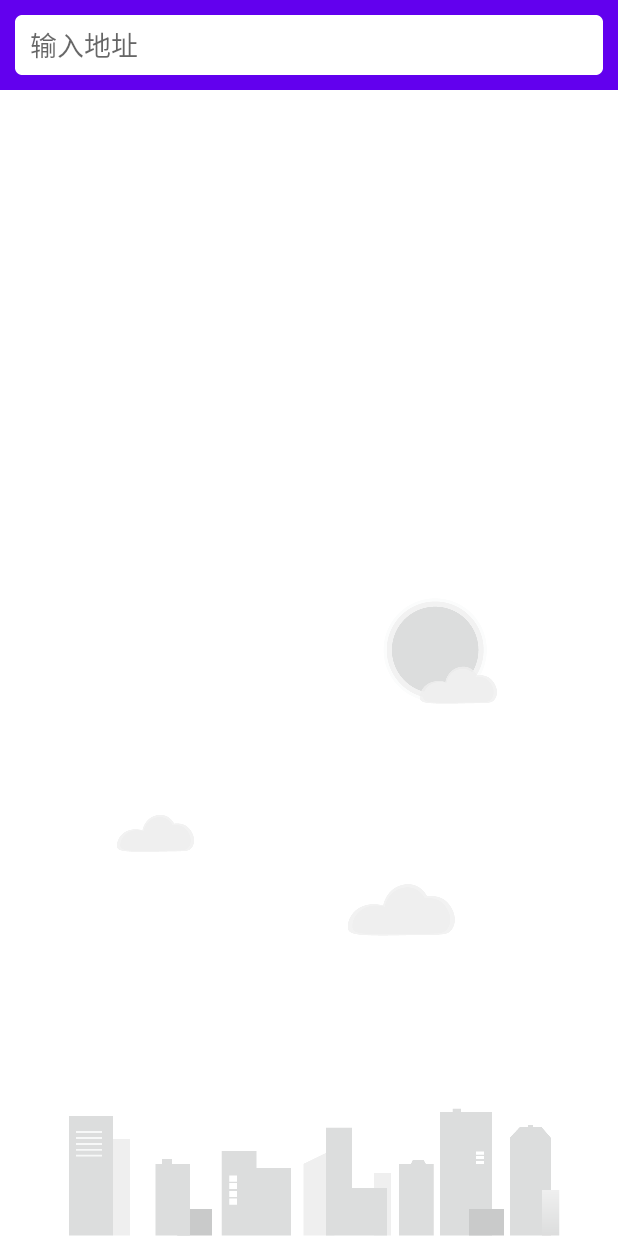
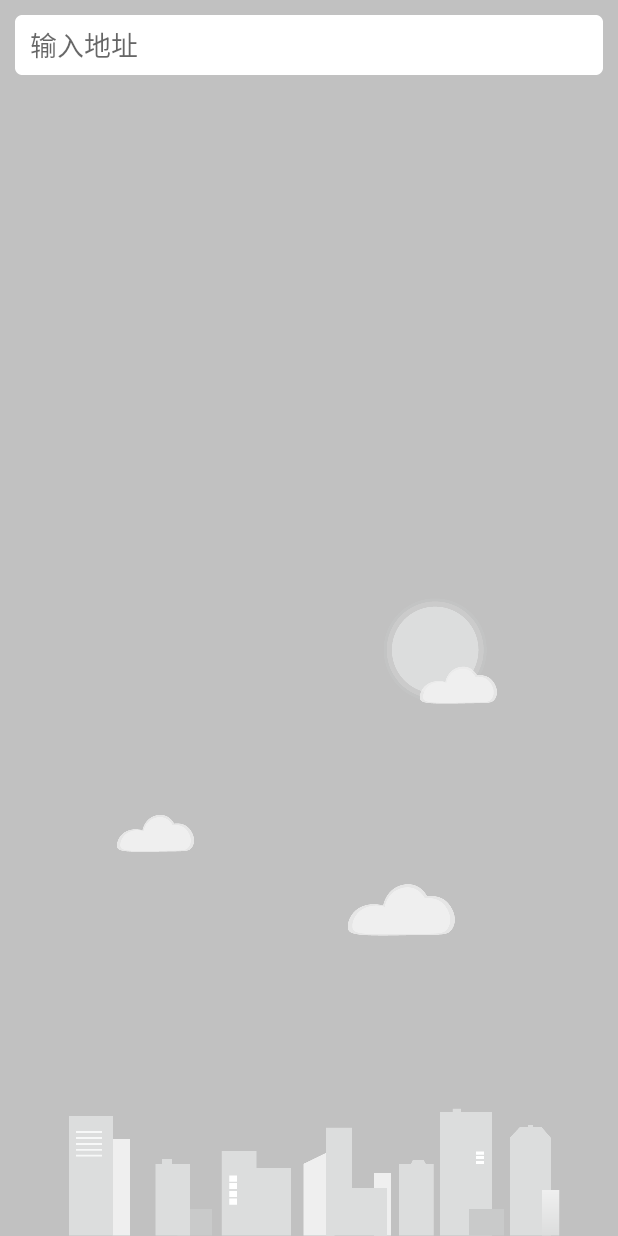
Before and after one commit to android-little-boy/SunnyWeather, an Android app: the screen it shows after launch (MainActivity), on a phone screen of 412 x 824 dp. Run offline under Robolectric (Android 15) with nearby library versions, the phone set to English and light mode, and no system bars; 1 statement that could not run was skipped.

```diff
--- a/app/src/main/java/com/example/sunnyweather/MainActivity.kt
+++ b/app/src/main/java/com/example/sunnyweather/MainActivity.kt
@@ -2,6 +2,7 @@ package com.example.sunnyweather
 
 import androidx.appcompat.app.AppCompatActivity
 import android.os.Bundle
+import kotlinx.android.synthetic.main.fragment_place.*
 
 class MainActivity : AppCompatActivity() {
     override fun onCreate(savedInstanceState: Bundle?) {
--- a/app/src/main/java/com/example/sunnyweather/ui/place/PlaceFragment.kt
+++ b/app/src/main/java/com/example/sunnyweather/ui/place/PlaceFragment.kt
@@ -12,19 +12,22 @@ import androidx.lifecycle.Observer
 import androidx.lifecycle.ViewModelProvider
 import androidx.lifecycle.observe
 import androidx.recyclerview.widget.LinearLayoutManager
+import com.example.sunnyweather.MainActivity
 import com.example.sunnyweather.R
 import com.example.sunnyweather.logic.Repository
 import com.example.sunnyweather.logic.network.WeatherService
 import com.example.sunnyweather.ui.weather.WeatherActivity
 import kotlinx.android.synthetic.main.fragment_place.*
 
-class PlaceFragment: Fragment() {
-    val viewModel by lazy {ViewModelProvider(this)
-            .get(PlaceViewModel::class.java)}  //懒加载技术，使用时赋值，并且可缓存
+class PlaceFragment : Fragment() {
+    val viewModel by lazy {
+        ViewModelProvider(this)
+                .get(PlaceViewModel::class.java)
+    }  //懒加载技术，使用时赋值，并且可缓存
     private lateinit var adapter: PlaceAdapter
 
     override fun onCreateView(inflater: LayoutInflater, container: ViewGroup?, savedInstanceState: Bundle?): View? {
-        val view=inflater.inflate(R.layout.fragment_place,container,false)
+        val view = inflater.inflate(R.layout.fragment_place, container, false)
         return view
     }
 
@@ -38,17 +41,19 @@ class PlaceFragment: Fragment() {
          * 结合liveData利用开启线程去获取存储的地址
          * 虽然在开启应用的时候没什么必要，但学的东西自己试一下还是感觉很好的
          */
-        viewModel.getSavedPlace()
-        viewModel.savedPlaceLiveData.observe(viewLifecycleOwner, Observer { place->
-            val intent=Intent(context,WeatherActivity::class.java).apply {
-                putExtra("location_lng",place.location.lng)
-                putExtra("location_lat",place.location.lat)
-                putExtra("place_name",place.name)
+        if (activity is MainActivity){
+            viewModel.getSavedPlace()
+        }
+        viewModel.savedPlaceLiveData.observe(viewLifecycleOwner, Observer { place ->
+            val intent = Intent(context, WeatherActivity::class.java).apply {
+                putExtra("location_lng", place.location.lng)
+                putExtra("location_lat", place.location.lat)
+                putExtra("place_name", place.name)
             }
             startActivity(intent)
             activity?.finish()
         })
-        /*if (Repository.isPlaceSaved()){
+        /*if (activity is MainActivity && Repository.isPlaceSaved()){
             val place=Repository.getSavedPlace()
             val intent=Intent(context,WeatherActivity::class.java).apply {
                 putExtra("location_lng",place.location.lng)
@@ -59,31 +64,31 @@ class PlaceFragment: Fragment() {
             activity?.finish()
             return
         }*/
-        val layoutManager=LinearLayoutManager(activity)
-        recyclerView.layoutManager=layoutManager       //直接引用id获取控件需要加kotlin-android-extensions插件
-        adapter= PlaceAdapter(this,viewModel.placeList )
-        recyclerView.adapter=adapter
+        val layoutManager = LinearLayoutManager(activity)
+        recyclerView.layoutManager = layoutManager       //直接引用id获取控件需要加kotlin-android-extensions插件
+        adapter = PlaceAdapter(this, viewModel.placeList)
+        recyclerView.adapter = adapter
         searchPlaceEdit.addTextChangedListener { editable ->
-            val content=editable.toString()
-            if (content.isNotEmpty()){
+            val content = editable.toString()
+            if (content.isNotEmpty()) {
                 viewModel.searchPlaces(content)
-        }else{
-                recyclerView.visibility=View.GONE
-                bgImageView.visibility=View.VISIBLE
+            } else {
+                recyclerView.visibility = View.GONE
+                bgImageView.visibility = View.VISIBLE
                 viewModel.placeList.clear()
                 adapter.notifyDataSetChanged()
             }
         }
         viewModel.placeLiveData.observe(viewLifecycleOwner, Observer { result ->
-            val places=result.getOrNull() //获取Resul封装的value值，获取查询到的地址
-            if (places!=null){
-                recyclerView.visibility=View.VISIBLE //recyclerview设为可见
-                bgImageView.visibility=View.GONE  //背景设为不可见
+            val places = result.getOrNull() //获取Resul封装的value值，获取查询到的地址
+            if (places != null) {
+                recyclerView.visibility = View.VISIBLE //recyclerview设为可见
+                bgImageView.visibility = View.GONE  //背景设为不可见
                 viewModel.placeList.clear()//清空缓存数据，保证数据唯一性
                 viewModel.placeList.addAll(places)//查询到的数据设置给viewModel，传递给adapter
                 adapter.notifyDataSetChanged()//刷新数据
-            }else{
-                Toast.makeText(activity,"未能查询到任何地点",Toast.LENGTH_SHORT).show()
+            } else {
+                Toast.makeText(activity, "未能查询到任何地点", Toast.LENGTH_SHORT).show()
                 result.exceptionOrNull()?.printStackTrace()
             }
         })
--- a/app/src/main/res/layout/fragment_place.xml
+++ b/app/src/main/res/layout/fragment_place.xml
@@ -1,8 +1,9 @@
 <?xml version="1.0" encoding="utf-8"?>
 <RelativeLayout xmlns:android="http://schemas.android.com/apk/res/android"
+    android:id="@+id/fragmentPlaceLayout"
     android:layout_width="match_parent"
     android:layout_height="match_parent"
-    android:background="?android:windowBackground">
+    android:background="@color/gravy2">
     <ImageView
         android:id="@+id/bgImageView"
         android:layout_width="match_parent"
@@ -12,8 +13,7 @@
     <FrameLayout
         android:id="@+id/actionBarLayout"
         android:layout_width="match_parent"
-        android:layout_height="60dp"
-        android:background="@color/purple_500">
+        android:layout_height="60dp">
         <EditText
             android:id="@+id/searchPlaceEdit"
             android:layout_width="match_parent"
--- a/app/src/main/res/layout/place_item.xml
+++ b/app/src/main/res/layout/place_item.xml
@@ -22,7 +22,10 @@
             android:id="@+id/placeAddress"
             android:layout_width="wrap_content"
             android:layout_height="wrap_content"
+            android:singleLine="true"
+            android:ellipsize="marquee"
             android:layout_marginTop="10dp"
+            android:marqueeRepeatLimit="marquee_forever"
             android:textColor="?android:attr/textColorSecondary"
             android:textSize="14sp"/>
         <TextView
--- a/app/src/main/res/values/colors.xml
+++ b/app/src/main/res/values/colors.xml
@@ -7,4 +7,7 @@
     <color name="teal_700">#FF018786</color>
     <color name="black">#FF000000</color>
     <color name="white">#FFFFFFFF</color>
+    <color name="babyBlue">#445CBB</color>
+    <color name="gravy">#808080</color>
+    <color name="gravy2">#503C3C3C</color>
 </resources>
--- a/app/src/main/res/values/themes.xml
+++ b/app/src/main/res/values/themes.xml
@@ -2,9 +2,10 @@
     <!-- Base application theme. -->
     <style name="Theme.SunnyWeather" parent="Theme.MaterialComponents.DayNight.NoActionBar">
         <!-- Primary brand color. -->
-        <item name="colorPrimary">@color/purple_500</item>
-        <item name="colorPrimaryVariant">@color/purple_700</item>
+        <item name="colorPrimary">@color/teal_700</item>
+        <item name="colorPrimaryVariant">@color/gravy</item>
         <item name="colorOnPrimary">@color/white</item>
+        <item name="colorPrimaryDark">@color/gravy</item>
         <!-- Secondary brand color. -->
         <item name="colorSecondary">@color/teal_200</item>
         <item name="colorSecondaryVariant">@color/teal_700</item>
@@ -13,4 +14,9 @@
         <item name="android:statusBarColor" tools:targetApi="l">?attr/colorPrimaryVariant</item>
         <!-- Customize your theme here. -->
     </style>
+    <style name="buttonColor" parent="Theme.SunnyWeather">
+        <item name="android:statusBarColor">@color/white</item>
+        <item name="colorPrimary">@color/white</item>
+        <item name="colorPrimaryVariant">@color/white</item>
+    </style>
 </resources>
```
Also changed, not shown: app/src/main/java/com/example/sunnyweather/logic/Repository.kt (+20 -17 lines), app/src/main/java/com/example/sunnyweather/logic/network/SunnyWeatherNetwork.kt (+16 -13 lines), app/src/main/java/com/example/sunnyweather/ui/place/PlaceAdapter.kt (+27 -7 lines), app/src/main/java/com/example/sunnyweather/ui/place/PlaceViewModel.kt (+14 -11 lines), app/src/main/java/com/example/sunnyweather/ui/weather/WeatherActivity.kt (+82 -49 lines), app/src/main/res/layout/activity_weather.xml (+36 -5 lines), app/src/main/res/layout/now.xml (+24 -8 lines).
